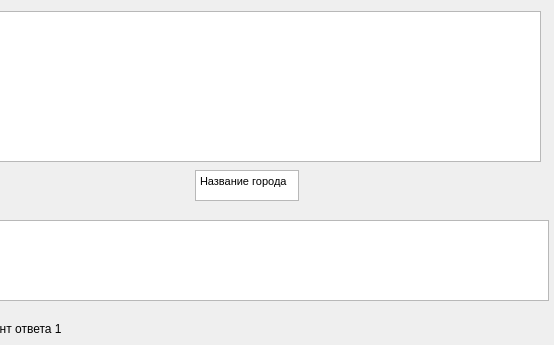
Above: city.ui from AlexeyFedoseev/rmap before the change; both pictures show x 85 to 639 and y 0 to 345 of the 639 by 482 pixel window. Below: the same form after it.
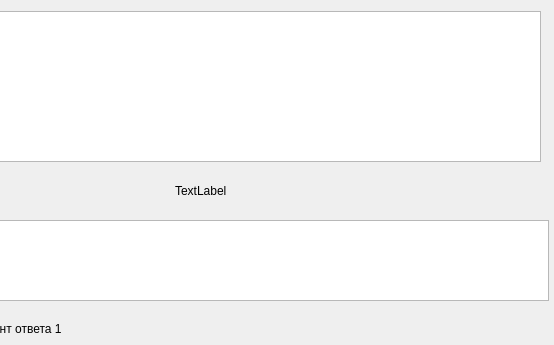
That is the form after the change.

```diff
--- a/city.ui
+++ b/city.ui
@@ -29,23 +29,6 @@
     <set>QDialogButtonBox::Cancel|QDialogButtonBox::Ok</set>
    </property>
   </widget>
-  <widget class="QTextEdit" name="textEdit">
-   <property name="geometry">
-    <rect>
-     <x>280</x>
-     <y>170</y>
-     <width>104</width>
-     <height>31</height>
-    </rect>
-   </property>
-   <property name="html">
-    <string>&lt;!DOCTYPE HTML PUBLIC &quot;-//W3C//DTD HTML 4.0//EN&quot; &quot;http://www.w3.org/TR/REC-html40/strict.dtd&quot;&gt;
-&lt;html&gt;&lt;head&gt;&lt;meta name=&quot;qrichtext&quot; content=&quot;1&quot; /&gt;&lt;style type=&quot;text/css&quot;&gt;
-p, li { white-space: pre-wrap; }
-&lt;/style&gt;&lt;/head&gt;&lt;body style=&quot; font-family:'MS Shell Dlg 2'; font-size:8.25pt; font-weight:400; font-style:normal;&quot;&gt;
-&lt;p style=&quot; margin-top:0px; margin-bottom:0px; margin-left:0px; margin-right:0px; -qt-block-indent:0; text-indent:0px;&quot;&gt;Название города&lt;/p&gt;&lt;/body&gt;&lt;/html&gt;</string>
-   </property>
-  </widget>
   <widget class="QTextEdit" name="textEdit_2">
    <property name="geometry">
     <rect>
@@ -124,6 +107,22 @@
      <width>611</width>
      <height>151</height>
     </rect>
+   </property>
+   <property name="cursor" stdset="0">
+    <cursorShape>ArrowCursor</cursorShape>
+   </property>
+  </widget>
+  <widget class="QLabel" name="label">
+   <property name="geometry">
+    <rect>
+     <x>260</x>
+     <y>180</y>
+     <width>131</width>
+     <height>21</height>
+    </rect>
+   </property>
+   <property name="text">
+    <string>TextLabel</string>
    </property>
   </widget>
  </widget>
```
